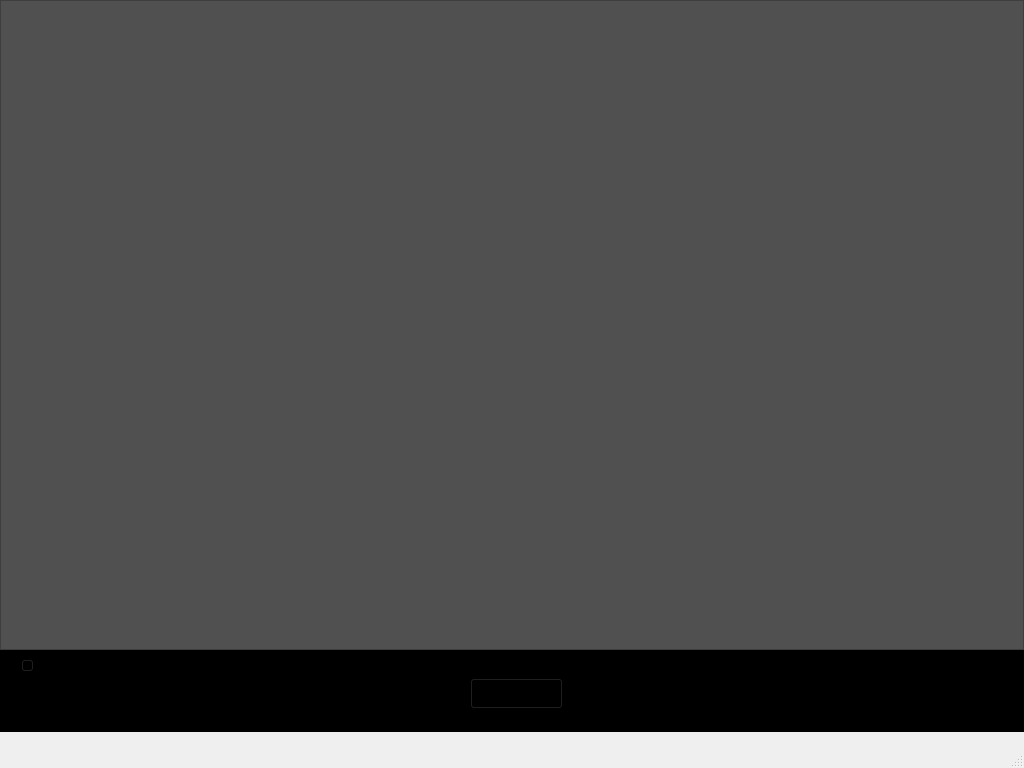
First picture: the form in ui/mainmenu.ui, repository DoMinhTuong/python-app, before the edit.
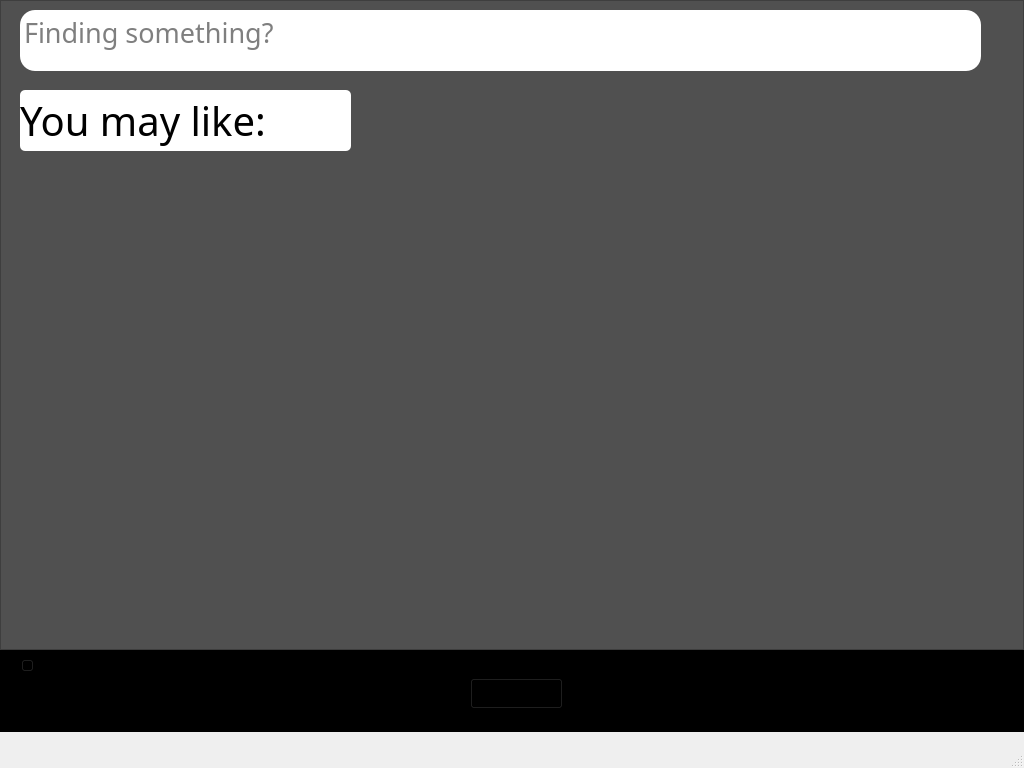
Second picture: the form after the edit. The open tabs and pages were chosen to show the change. Icons and pictures are not drawn.

Commit message: Main menu

Patch:
```diff
--- a/ui/mainmenu.ui
+++ b/ui/mainmenu.ui
@@ -227,6 +227,53 @@
       <property name="frameShadow">
        <enum>QFrame::Shadow::Raised</enum>
       </property>
+      <widget class="QTextEdit" name="textEdit">
+       <property name="geometry">
+        <rect>
+         <x>20</x>
+         <y>10</y>
+         <width>961</width>
+         <height>61</height>
+        </rect>
+       </property>
+       <property name="font">
+        <font>
+         <family>Segoe UI Black</family>
+         <pointsize>20</pointsize>
+        </font>
+       </property>
+       <property name="styleSheet">
+        <string notr="true">background-color:rgb(255, 255, 255);
+placeholder-text-point-size: 20;
+border-radius: 15px;</string>
+       </property>
+       <property name="placeholderText">
+        <string>Finding something?</string>
+       </property>
+      </widget>
+      <widget class="QLabel" name="label_4">
+       <property name="geometry">
+        <rect>
+         <x>20</x>
+         <y>90</y>
+         <width>331</width>
+         <height>61</height>
+        </rect>
+       </property>
+       <property name="font">
+        <font>
+         <family>Segoe UI Black</family>
+         <pointsize>30</pointsize>
+        </font>
+       </property>
+       <property name="styleSheet">
+        <string notr="true">background-color:rgb(255, 255, 255);
+border-radius: 5px;</string>
+       </property>
+       <property name="text">
+        <string>You may like:</string>
+       </property>
+      </widget>
      </widget>
     </widget>
    </widget>
```
Left out of the diff: 2 changed lines with no effect on the pictures. The commit also changes 1 other file.
